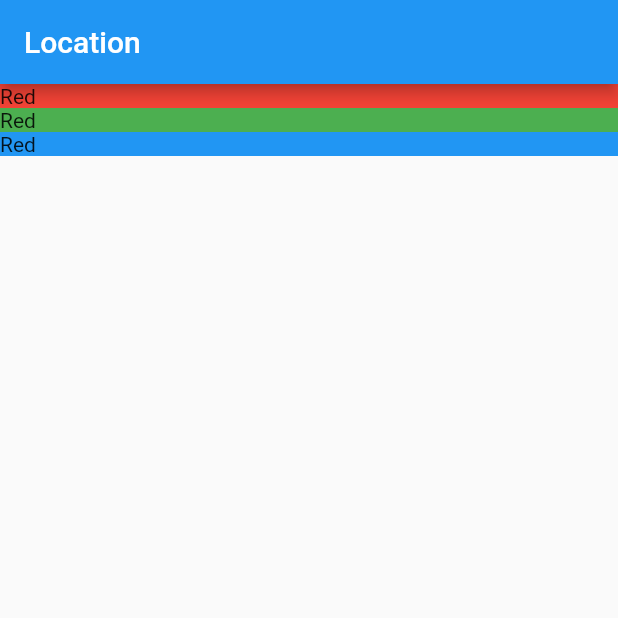
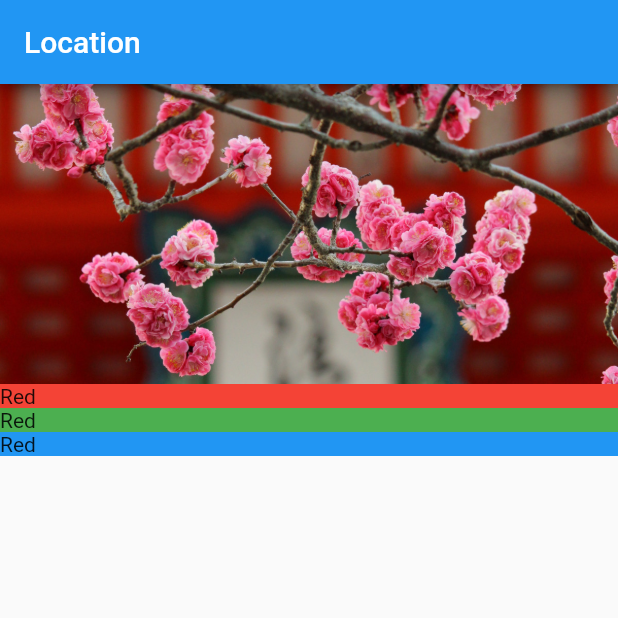
Before and after one commit to jagdeesh94/flutter-cc, a Flutter app: the screen it shows after launch, on a phone screen of 412 x 824 dp, the top half of it. Run offline on Flutter 3.47's test engine with Material 2 defaults, Android fonts, the phone set to English and light mode, and no system bars.

Commit message:
ep3 image banner added

```diff
--- /dev/null
+++ b/lib/screens/location_detail/image_banner.dart
@@ -0,0 +1,23 @@
+import 'package:flutter/material.dart';
+
+class ImageBanner extends StatelessWidget {
+
+  final String _assetPath;
+  ImageBanner(this._assetPath);
+
+  @override
+  Widget build(BuildContext context) {
+    return Container(
+      constraints: BoxConstraints.expand(
+        height: 200.0
+      ),
+      decoration: BoxDecoration(
+        color: Colors.grey
+      ),
+      child: Image.asset(
+          _assetPath,
+        fit: BoxFit.cover,
+      ),
+    );
+  }
+}
--- a/lib/screens/location_detail/location_detail.dart
+++ b/lib/screens/location_detail/location_detail.dart
@@ -1,4 +1,6 @@
+//imports should be in alphabetical order (a norm)
 import 'package:flutter/material.dart';
+import 'package:flutter_cc/screens/location_detail/image_banner.dart';
 import 'package:flutter_cc/screens/location_detail/text_section.dart';
 
 class LocationDetail extends StatelessWidget {
@@ -12,6 +14,7 @@ class LocationDetail extends StatelessWidget {
         mainAxisAlignment: MainAxisAlignment.start,
         crossAxisAlignment: CrossAxisAlignment.stretch,
         children: [
+          ImageBanner("assets/images/kiyomizu-dera.jpg"),
           TextSection(Colors.red),
           TextSection(Colors.green),
           TextSection(Colors.blue),
--- a/lib/screens/location_detail/text_section.dart
+++ b/lib/screens/location_detail/text_section.dart
@@ -3,7 +3,6 @@ import 'package:flutter/material.dart';
 class TextSection extends StatelessWidget {
 
   final Color _color;
-
   TextSection(this._color);
 
   @override
--- a/pubspec.yaml
+++ b/pubspec.yaml
@@ -45,8 +45,8 @@ flutter:
   uses-material-design: true
 
   # To add assets to your application, add an assets section, like this:
-  # assets:
-  #   - images/a_dot_burr.jpeg
+  assets:
+    - assets/images/
   #   - images/a_dot_ham.jpeg
 
   # An image asset can refer to one or more resolution-specific "variants", see
```
Also changed, not shown: assets/fonts/Montserrat-Bold.ttf (added), assets/fonts/Montserrat-Regular.ttf (added), assets/images/kiyomizu-dera.jpg (added).
